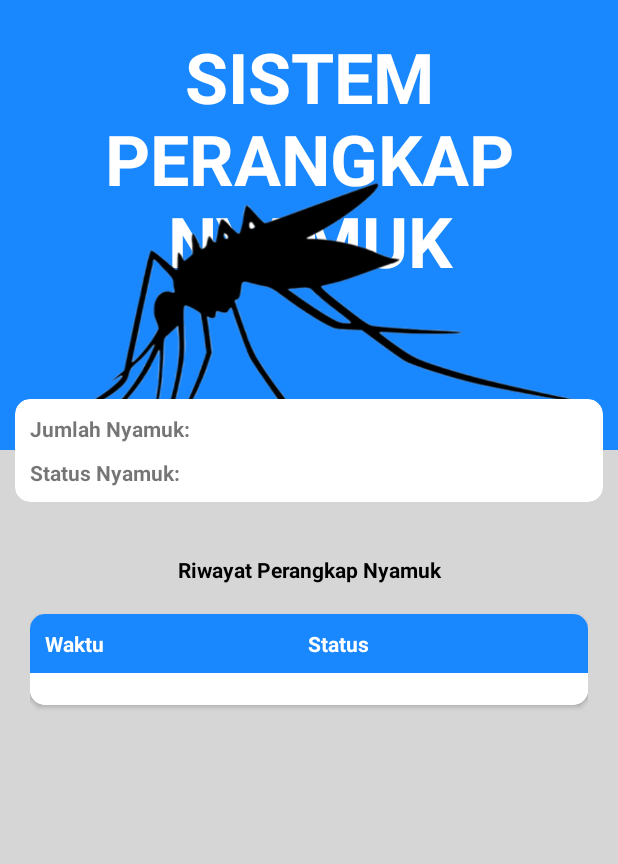
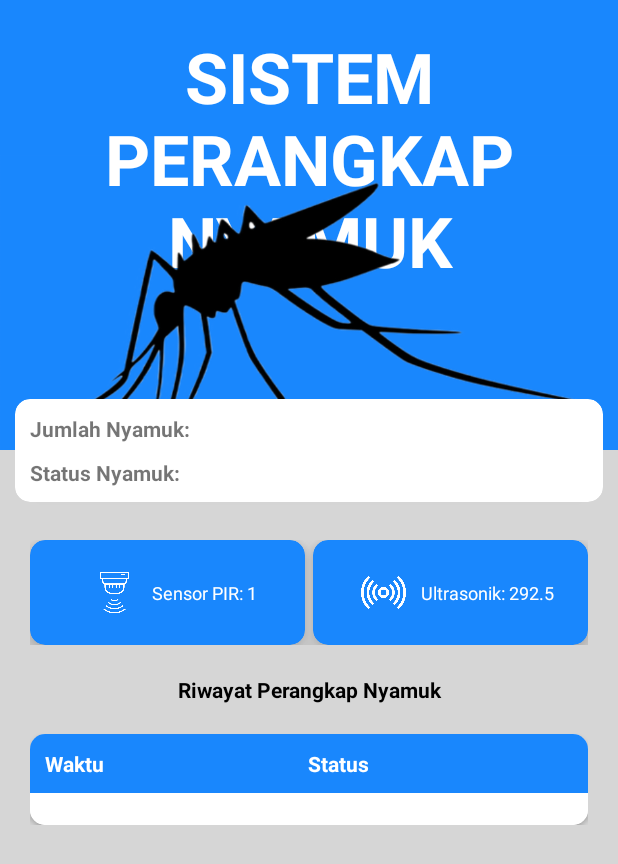
Before and after one commit to dwiseptianprayogi/nyamukMonitoring, an Android app: the screen it shows after launch (MainActivity), on a phone screen of 412 x 824 dp. Shown: the top 864 px of the screen. Run offline under Robolectric (Android 15) with nearby library versions, the light colour scheme and no system bars; our stand-ins replace Firebase (no records; nobody signed in at launch, a user with empty details on screens opened directly); libraries missing offline, so code that uses them is left out: android.text.method; 2 statements that could not run were skipped.

Commit message:
13122022

```diff
--- a/app/src/main/res/layout/activity_main.xml
+++ b/app/src/main/res/layout/activity_main.xml
@@ -47,6 +47,10 @@
         app:layout_constraintBottom_toBottomOf="parent"
         app:layout_constraintEnd_toEndOf="parent"
         app:layout_constraintStart_toStartOf="parent">
+
+        <ScrollView
+            android:layout_width="match_parent"
+            android:layout_height="wrap_content">
             <androidx.constraintlayout.widget.ConstraintLayout
                 android:layout_width="match_parent"
                 android:layout_height="match_parent"
@@ -119,12 +123,119 @@
                     android:layout_height="wrap_content"
                     android:text="Riwayat Perangkap Nyamuk"
                     android:textStyle="bold"
-                android:layout_marginTop="50dp"
+                    android:layout_marginTop="20dp"
                     android:textColor="@color/black"
                     android:gravity="center"
+                    app:layout_constraintTop_toBottomOf="@+id/tbRow"
+                    />
+                <TableRow
+                    android:id="@+id/tbRow"
+                    android:layout_height="wrap_content"
+                    android:layout_width="match_parent"
+                    android:layout_marginTop="40dp"
                     app:layout_constraintTop_toTopOf="parent"
+                    >
+                    <androidx.cardview.widget.CardView
+                        android:id="@+id/cvHomePanelVolt"
+                        android:layout_width="100dp"
+                        android:layout_height="70dp"
+                        android:layout_weight="1"
+                        android:layout_marginEnd="5dp"
+                        android:background="#40CC47"
+                        app:cardBackgroundColor="#1987FD"
+                        app:cardCornerRadius="10dp"
+                        app:cardElevation="8dp"
+                        app:cardMaxElevation="5dp"
+                        app:layout_constraintEnd_toStartOf="@+id/cvHomePanelRain"
+                        app:layout_constraintStart_toStartOf="parent"
+                        >
+
+                        <LinearLayout
+                            android:layout_width="match_parent"
+                            android:layout_height="match_parent"
+                            android:gravity="center"
+                            android:orientation="horizontal"
+                            android:padding="3dp">
+
+                            <ImageView
+                                android:id="@+id/imgPanelVolt"
+                                android:layout_width="50dp"
+                                android:layout_height="50dp"
+                                android:layout_gravity="center"
+                                android:padding="10dp"
+                                android:src="@drawable/smokedetector" />
+
+                            <TextView
+                                android:layout_width="wrap_content"
+                                android:layout_height="wrap_content"
+                                android:layout_gravity="center"
+                                android:text="Sensor PIR: "
+                                android:textColor="@color/white"
+                                android:textSize="12dp" />
+
+                            <TextView
+                                android:layout_width="wrap_content"
+                                android:layout_height="wrap_content"
+                                android:layout_gravity="center"
+                                android:text="1"
+                                android:textColor="@color/white"
+                                android:textSize="12dp" />
+                        </LinearLayout>
+                    </androidx.cardview.widget.CardView>
+
+                    <androidx.cardview.widget.CardView
+                        android:id="@+id/cvHomePanelRain"
+                        android:layout_width="100dp"
+                        android:layout_height="70dp"
+                        android:layout_weight="1"
+                        android:layout_toEndOf="@+id/cvHomePanelVolt"
+                        app:layout_constraintEnd_toEndOf="parent"
+                        android:background="#1987FD"
+                        app:cardElevation="8dp"
+                        app:cardMaxElevation="5dp"
+                        app:cardBackgroundColor="#1987FD"
+                        app:cardCornerRadius="10dp">
+
+                        <LinearLayout
+                            android:layout_width="match_parent"
+                            android:layout_height="match_parent"
+                            android:gravity="center"
+                            android:layout_gravity="center_horizontal"
+                            android:orientation="horizontal"
+                            android:padding="3dp">
+
+                            <ImageView
+                                android:id="@+id/imgPanelRain"
+                                android:layout_width="50dp"
+                                android:layout_height="50dp"
+                                android:layout_gravity="center"
+                                android:padding="10dp"
+                                android:src="@drawable/sensor" />
+
+                            <TextView
+                                android:layout_width="wrap_content"
+                                android:layout_height="wrap_content"
+                                android:layout_gravity="center"
+                                android:text="Ultrasonik: "
+                                android:textColor="@color/white"
+                                android:textSize="12dp"
                                 />
+
+                            <TextView
+                                android:layout_width="wrap_content"
+                                android:layout_height="wrap_content"
+                                android:layout_gravity="center"
+                                android:text="292.5"
+                                android:textColor="@color/white"
+                                android:textSize="12dp"
+                                />
+                        </LinearLayout>
+                    </androidx.cardview.widget.CardView>
+
+                </TableRow>
+
             </androidx.constraintlayout.widget.ConstraintLayout>
+        </ScrollView>
     </FrameLayout>
 
     <androidx.cardview.widget.CardView
@@ -151,8 +262,7 @@
                 android:layout_height="wrap_content"
                 android:layout_gravity="center"
                 android:text="Jumlah Nyamuk:"
-                android:textStyle="bold"
-                />
+                android:textStyle="bold" />
 
             <TextView
                 android:id="@+id/tvJumlahNyamukVal"
```
Also changed, not shown: app/src/main/res/drawable/sensor.png (added), app/src/main/res/drawable/smokedetector.png (added), app/src/main/res/drawable/ultra.png (added). Lines whose indentation alone changed are shown as unchanged.
